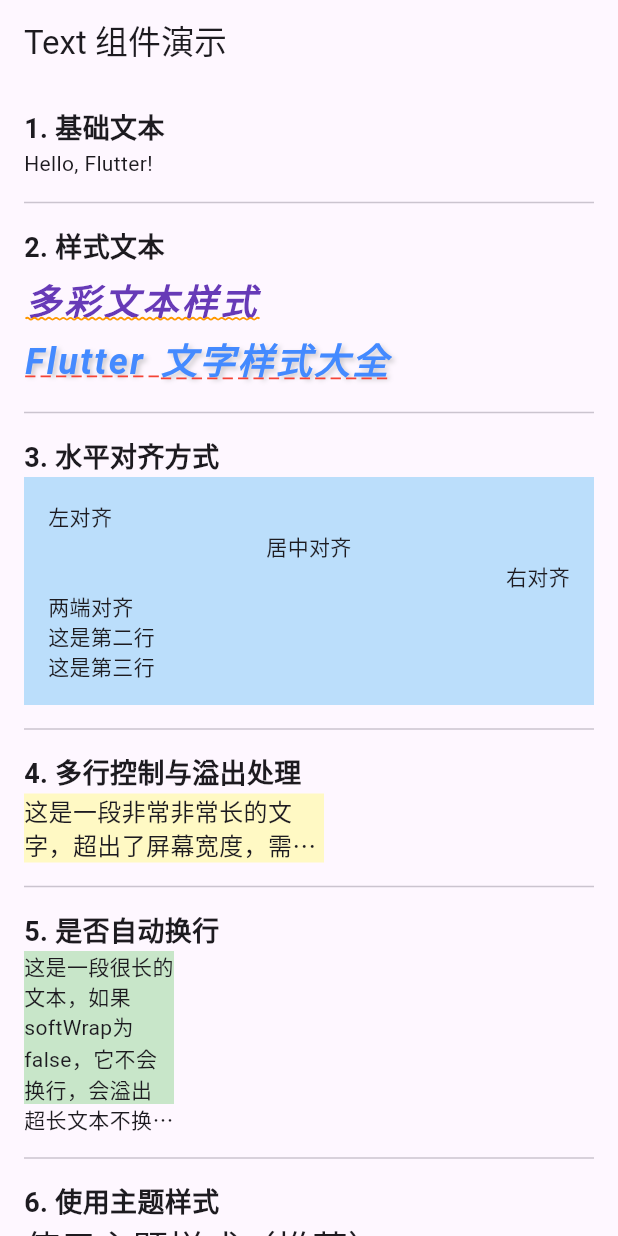
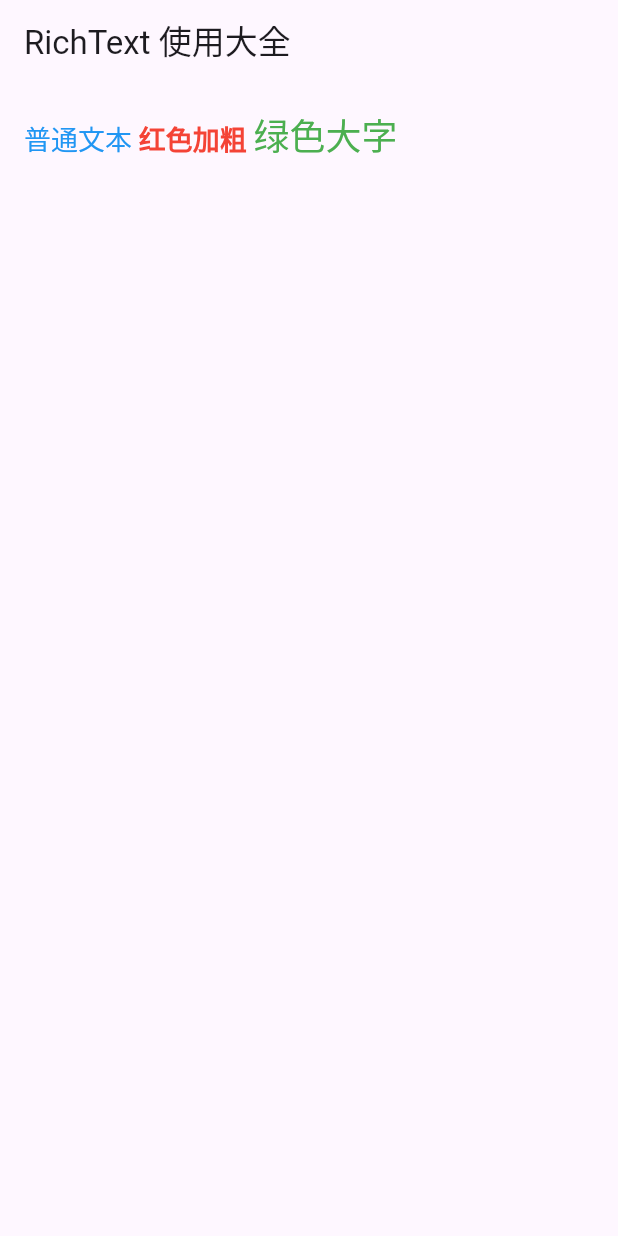
Before and after one commit to congwiny/flutter_study, a Flutter app: the screen it shows after launch, on a phone screen of 412 x 824 dp. Run offline on Flutter 3.47's test engine with Material 3 defaults, Android fonts, the phone set to English and light mode, and no system bars; Roboto replaces fonts that are missing (MaShanZheng).

Commit message:
RichText组件：TextSpan样式的继承和覆盖

```diff
--- a/hello_world/lib/imports.dart
+++ b/hello_world/lib/imports.dart
@@ -13,3 +13,4 @@ export 'package:hello_world/assets/config.dart';
 export 'package:hello_world/thread/future.dart';
 export 'package:hello_world/thread/isolate.dart';
 export 'package:hello_world/widget/text.dart';
+export 'package:hello_world/widget/rich_text.dart';
--- a/hello_world/lib/main.dart
+++ b/hello_world/lib/main.dart
@@ -40,7 +40,7 @@ class MyApp extends StatelessWidget {
         // tested with just a hot reload.
         colorScheme: ColorScheme.fromSeed(seedColor: Colors.deepPurple),
       ),
-      home: TextDemoPage(),
+      home: RichTextDemoPage(),
     );
   }
 }
--- /dev/null
+++ b/hello_world/lib/widget/rich_text.dart
@@ -0,0 +1,45 @@
+import 'package:flutter/material.dart';
+
+class RichTextDemoPage extends StatelessWidget {
+  const RichTextDemoPage({super.key});
+
+  @override
+  Widget build(BuildContext context) {
+    return Scaffold(
+      appBar: AppBar(title: Text('RichText 使用大全')),
+      body: Padding(
+        padding: EdgeInsets.all(16),
+        child: Column(
+          crossAxisAlignment: CrossAxisAlignment.start,
+          children: [
+            // 1. 基础混合样式
+            RichText(
+              text: TextSpan(
+                style: TextStyle(color: Colors.blue, fontSize: 18), // 父样式
+                children: [
+                  TextSpan(text: '普通文本 '), // 继承父级蓝色、18px
+                  TextSpan(
+                    text: '红色加粗 ',
+                    style: TextStyle(
+                      color: Colors.red,
+                      fontWeight: FontWeight.bold,
+                    ), // 覆盖 color & weight，保留 fontSize
+                  ),
+                  TextSpan(
+                    text: '绿色大字',
+                    style: TextStyle(
+                      color: Colors.green,
+                      fontSize: 24,
+                    ), // 覆盖 color & fontSize
+                  ),
+                ],
+              ),
+              maxLines: 1,
+              overflow: TextOverflow.ellipsis,
+            ),
+          ],
+        ),
+      ),
+    );
+  }
+}
```
